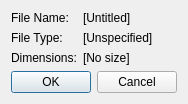
Qt form imgabout.ui (zjucsxxd/Qt-Image-Viewer-1) before a commit.
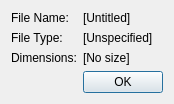
The same form after that commit.

Commit message: Image Info only needs ok, not cancel

```diff
--- a/imgabout.ui
+++ b/imgabout.ui
@@ -62,7 +62,7 @@
       <enum>Qt::Horizontal</enum>
      </property>
      <property name="standardButtons">
-      <set>QDialogButtonBox::Cancel|QDialogButtonBox::Ok</set>
+      <set>QDialogButtonBox::Ok</set>
      </property>
     </widget>
    </item>
```
